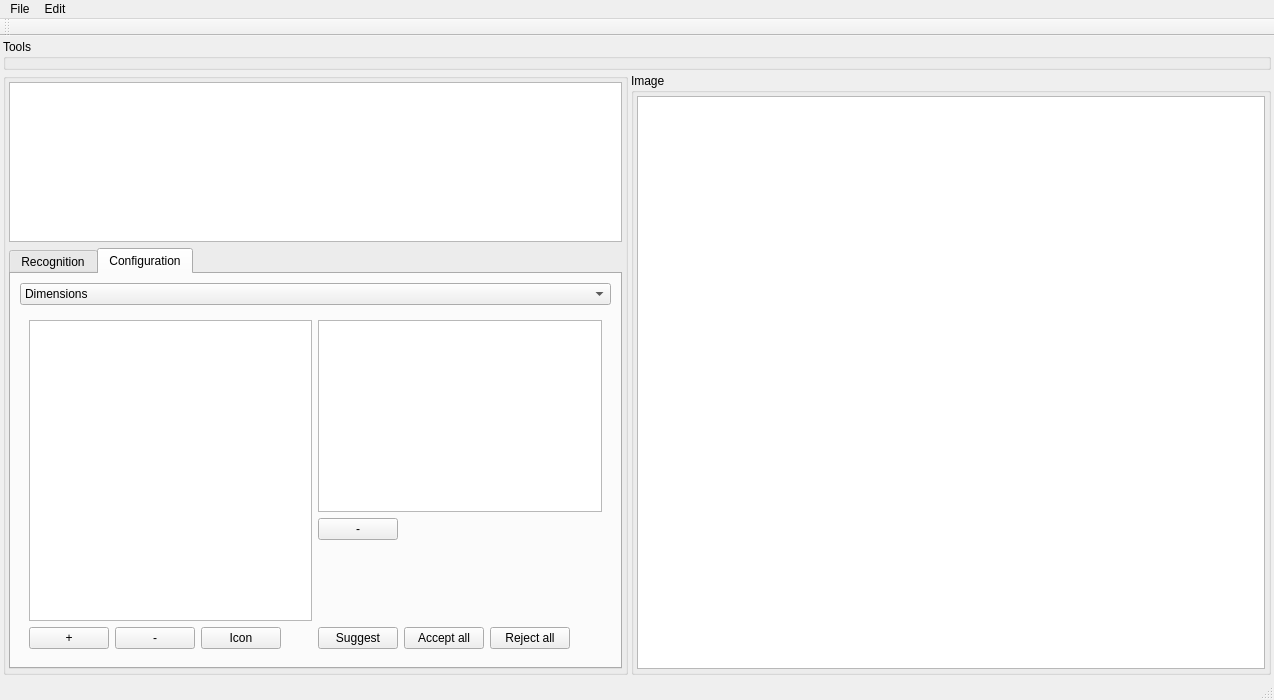
Qt form apps/BloodCellApp/mainwindow.ui (vheinitz/ai) before a commit.
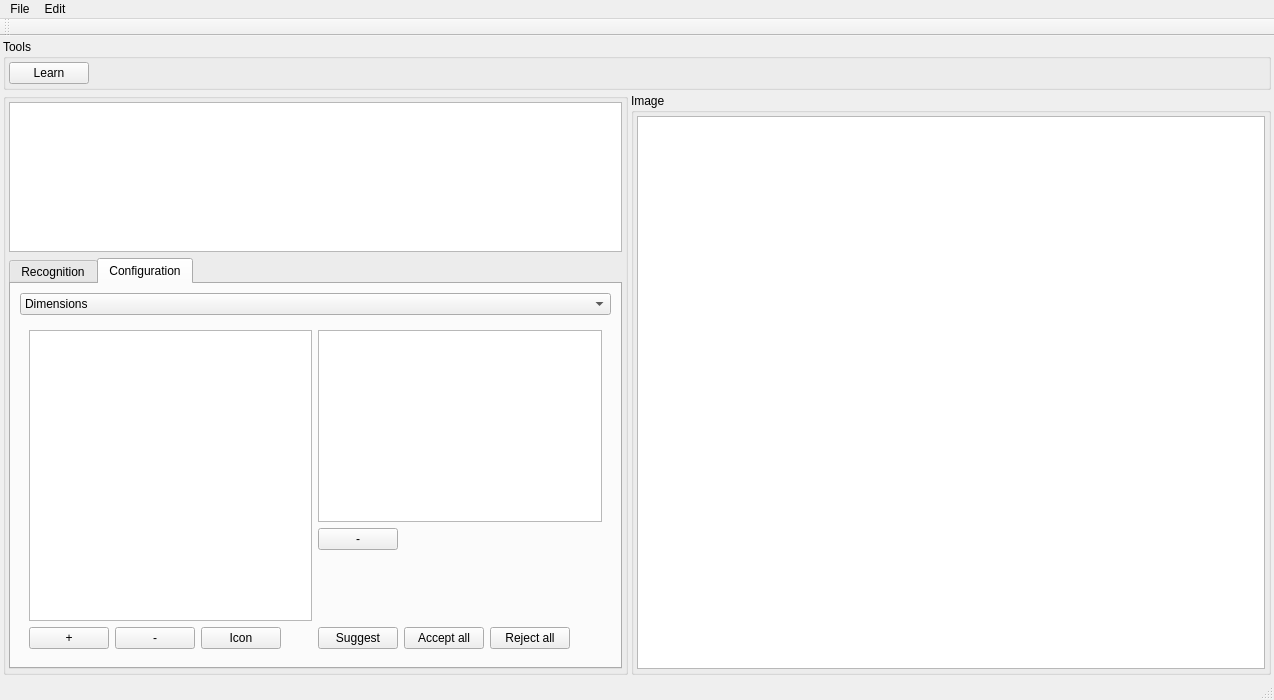
The same form after that commit.

Commit message: exporting model

The edit to the form file:
```diff
--- a/apps/BloodCellApp/mainwindow.ui
+++ b/apps/BloodCellApp/mainwindow.ui
@@ -51,6 +51,26 @@
        <property name="bottomMargin">
         <number>3</number>
        </property>
+       <item>
+        <widget class="QPushButton" name="bLearnModel">
+         <property name="text">
+          <string>Learn</string>
+         </property>
+        </widget>
+       </item>
+       <item>
+        <spacer name="horizontalSpacer">
+         <property name="orientation">
+          <enum>Qt::Horizontal</enum>
+         </property>
+         <property name="sizeHint" stdset="0">
+          <size>
+           <width>40</width>
+           <height>20</height>
+          </size>
+         </property>
+        </spacer>
+       </item>
       </layout>
      </widget>
     </item>
```
The commit also changes 5 other files.
